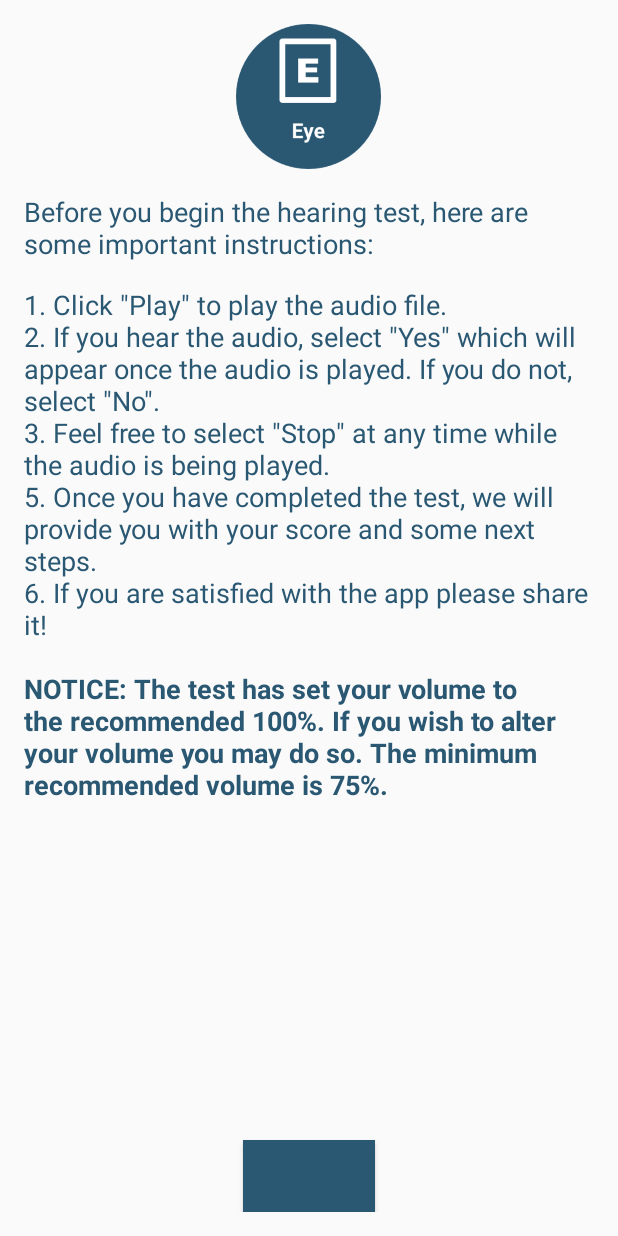
After one commit to nicksalt/AppDoc, an Android app: the EyeTestActivity screen opened directly, with no data from a screen before it, on a phone screen of 412 x 824 dp. The commit adds this screen. Run offline under Robolectric (Android 15) with nearby library versions, the phone set to English and light mode, and no system bars.

Commit message:
Finished Eye Test Logic
- Need to update UI for results
- Need to write diagnostic
- Need to set Timer Button
- Need to write instructions

```diff
--- a/app/build.gradle
+++ b/app/build.gradle
@@ -44,4 +44,5 @@ dependencies {
 
 
 
+
 apply plugin: 'com.google.gms.google-services'
--- a/app/src/main/AndroidManifest.xml
+++ b/app/src/main/AndroidManifest.xml
@@ -61,7 +61,8 @@
         <activity
             android:name=".HelpActivity"
             android:screenOrientation="portrait"
-            android:theme="@style/AppTheme"/>
+            android:theme="@style/AppTheme" />
+        <activity android:name=".EyeTestActivity"></activity>
     </application>
 
 </manifest>
--- /dev/null
+++ b/app/src/main/java/ca/nicksalt/appdoc/EyeTestActivity.java
@@ -0,0 +1,129 @@
+package ca.nicksalt.appdoc;
+
+import android.graphics.Paint;
+import android.support.v7.app.AppCompatActivity;
+import android.os.Bundle;
+import android.util.Log;
+import android.util.TypedValue;
+import android.view.View;
+import android.widget.Button;
+import android.widget.ImageView;
+import android.widget.LinearLayout;
+import android.widget.TextView;
+
+import java.util.Arrays;
+import java.util.Collections;
+import java.util.List;
+
+public class EyeTestActivity extends AppCompatActivity implements View.OnClickListener {
+
+    LinearLayout instructions, test, results;
+
+    Button startTest, left, right, up, down, optometrist, share;
+
+    TextView testE, resultsText;
+
+    ImageView resultsImage;
+
+    final float[] fontSizes = new float[]{14, 11.5f, 9.25f, 7.25f, 5.5f, 4};
+    List<String> possibleText = Arrays.asList("3", "E", "M", "W");
+
+    int level = -1;
+    int attempts;
+
+    boolean testingRightEye = true;
+
+    @Override
+    protected void onCreate(Bundle savedInstanceState) {
+        super.onCreate(savedInstanceState);
+        setContentView(R.layout.activity_eye_test);
+        // Set all layouts
+        instructions = findViewById(R.id.eye_test_instructions);
+        test = findViewById(R.id.eye_test_test);
+        results = findViewById(R.id.eye_test_results);
+
+        // Set Buttons and Listeners
+        startTest = findViewById(R.id.eye_test_start);
+        startTest.setOnClickListener(this);
+        left = findViewById(R.id.eye_test_left);
+        left.setOnClickListener(this);
+        right = findViewById(R.id.eye_test_right);
+        right.setOnClickListener(this);
+        up = findViewById(R.id.eye_test_up);
+        up.setOnClickListener(this);
+        down = findViewById(R.id.eye_test_down);
+        down.setOnClickListener(this);
+        optometrist = findViewById(R.id.eye_test_optometrist_button);
+        optometrist.setOnClickListener(this);
+        share = findViewById(R.id.eye_test_share_button);
+        share.setOnClickListener(this);
+
+        // Set text views
+        testE = findViewById(R.id.eye_test_E);
+        resultsText = findViewById(R.id.eye_test_diagnostic);
+
+        //Set Image view
+        //TODO: Set the image view in the results
+
+    }
+
+    private void runTest(){
+        Log.d("EyeTest", attempts+" attempts");
+        testE.setText(possibleText.get(attempts));
+    };
+
+    private void setNextLevel() {
+        attempts = 0;
+        if(++level > fontSizes.length-1 && testingRightEye){
+            Log.d("EyeTest", level+" level");
+            Collections.shuffle(possibleText);
+            testingRightEye = false;
+            level = 0;
+            testE.setTextSize(TypedValue.COMPLEX_UNIT_PT, fontSizes[0]);
+            //TODO: show dialog
+            runTest();
+        } else if (level <= fontSizes.length-1) {
+
+            Log.d("EyeTest", level+" level");
+            testE.setTextSize(TypedValue.COMPLEX_UNIT_PT, fontSizes[level]);
+            Collections.shuffle(possibleText);
+            runTest();
+        } else{
+            endTest();
+        }
+    }
+
+    private void endTest(){
+        if (testingRightEye) {
+            level = fontSizes.length;
+            setNextLevel();
+        } else {
+            Log.d("EyeTest", "ENDING");
+            test.setVisibility(View.GONE);
+            setResults();
+        }
+    }
+
+    private void setResults(){};
+    @Override
+    public void onClick(View view) {
+        if (view ==startTest){
+            instructions.setVisibility(View.GONE);
+            test.setVisibility(View.VISIBLE);
+            setNextLevel();
+        }
+
+        else if(view == up && testE.getText().toString().equals("W"))
+            setNextLevel();
+        else if (view == down && testE.getText().toString().equals("M"))
+            setNextLevel();
+        else if (view == left && testE.getText().toString().equals("3"))
+                setNextLevel();
+        else if (view == right && testE.getText().toString().equals("E"))
+            setNextLevel();
+        else if (++attempts == 3)
+            endTest();
+        else
+            runTest();
+    }
+}
--- a/app/src/main/java/ca/nicksalt/appdoc/HomeActivity.java
+++ b/app/src/main/java/ca/nicksalt/appdoc/HomeActivity.java
@@ -71,16 +71,19 @@ public class HomeActivity extends BaseNavDrawerActivity implements View.OnClickL
         //Button onClicks
         findViewById(R.id.colour_test).setOnClickListener(this);
         findViewById(R.id.hearing_button).setOnClickListener(this);
+        findViewById(R.id.eye_button).setOnClickListener(this);
 
     }
 
     @Override
     public void onClick(View view) {
         int id = view.getId();
-        if (id == R.id.colour_test){
+        if (id == R.id.colour_test) {
             startActivity(new Intent(HomeActivity.this, ColourTestActivity.class));
-        } else if (id == R.id.hearing_button){
+        } else if (id == R.id.hearing_button) {
             startActivity(new Intent(HomeActivity.this, HearingTestActivity.class));
+        } else if (id == R.id.eye_button) {
+            startActivity(new Intent(HomeActivity.this, EyeTestActivity.class));
         }
     }
 
--- /dev/null
+++ b/app/src/main/res/layout/activity_eye_test.xml
@@ -0,0 +1,262 @@
+<?xml version="1.0" encoding="utf-8"?>
+
+<LinearLayout
+    xmlns:android="http://schemas.android.com/apk/res/android"
+    xmlns:app="http://schemas.android.com/apk/res-auto"
+    xmlns:tools="http://schemas.android.com/tools"
+    android:layout_width="match_parent"
+    android:layout_height="match_parent"
+    android:orientation="vertical"
+    tools:context="ca.nicksalt.appdoc.EyeTestActivity">
+    <LinearLayout
+        android:layout_width="match_parent"
+        android:layout_height="match_parent"
+        android:orientation="vertical"
+        android:id="@+id/eye_test_instructions"
+        android:visibility="visible"
+        android:padding="16dp">
+
+        <RelativeLayout
+            android:layout_width="match_parent"
+            android:layout_height="0dp"
+            android:layout_weight="1">
+            <ImageView
+                android:layout_width="wrap_content"
+                android:layout_height="wrap_content"
+                android:layout_centerInParent="true"
+                android:src="@drawable/eye_bubble"
+                tools:ignore="ContentDescription" />
+        </RelativeLayout>
+        <LinearLayout
+            android:layout_width="match_parent"
+            android:layout_height="0dp"
+            android:orientation="vertical"
+            android:paddingTop="@dimen/activity_vertical_margin"
+            android:layout_weight="6">
+            <TextView
+                android:layout_width="wrap_content"
+                android:layout_height="wrap_content"
+                android:text="@string/hearing_test_instructions_title"
+                android:layout_marginBottom="@dimen/activity_vertical_margin"
+                android:textSize="18sp"/>
+            <ScrollView
+                android:layout_width="match_parent"
+                android:layout_height="wrap_content">
+                <TextView
+                    android:layout_width="wrap_content"
+                    android:layout_height="wrap_content"
+                    android:text="@string/hearing_Test_instructions"
+                    android:textSize="18sp"/>
+            </ScrollView>
+        </LinearLayout>
+        <RelativeLayout
+            android:layout_width="match_parent"
+            android:layout_height="0dp"
+            android:layout_weight="1"
+            android:layout_marginTop="@dimen/activity_vertical_margin">
+
+            <Button
+                android:id="@+id/eye_test_start"
+                android:layout_width="wrap_content"
+                android:layout_height="wrap_content"
+                android:layout_alignParentBottom="true"
+                android:layout_centerHorizontal="true"
+                android:textAllCaps="false"
+                android:textColor="@color/colorAccent"
+                android:background="@color/colorPrimaryDark"
+                android:textSize="16sp" />
+        </RelativeLayout>
+    </LinearLayout>
+
+    <LinearLayout
+        android:layout_width="match_parent"
+        android:layout_height="match_parent"
+        android:visibility="gone"
+        android:orientation="vertical"
+        android:id="@+id/eye_test_test">
+        <RelativeLayout
+            android:layout_width="match_parent"
+            android:layout_height="0dp"
+            android:layout_weight="1">
+
+            <Button
+                android:layout_width="50dp"
+                android:layout_height="wrap_content"
+                android:background="@color/colorPrimaryDark"
+                android:textColor="@color/colorAccent"
+                android:layout_centerHorizontal="true"
+                android:layout_alignParentBottom="true"
+                android:text=" &#x2191; "
+                android:textSize="30dp"
+                android:textStyle="bold"
+                android:id="@+id/eye_test_up"/>
+        </RelativeLayout>
+
+        <LinearLayout
+            android:layout_width="match_parent"
+            android:layout_height="0dp"
+            android:layout_weight="1"
+            android:orientation="horizontal">
+            <RelativeLayout
+                android:layout_height="match_parent"
+                android:layout_width="0dp"
+                android:layout_weight="1">
+            <Button
+                android:layout_width="50dp"
+                android:layout_height="wrap_content"
+                android:background="@color/colorPrimaryDark"
+                android:textColor="@color/colorAccent"
+                android:layout_centerInParent="true"
+                android:text=" &#x2190; "
+                android:textSize="30dp"
+                android:textStyle="bold"
+                android:id="@+id/eye_test_left" />
+            </RelativeLayout>
+
+            <TextView
+                android:layout_height="match_parent"
+                android:layout_width="0dp"
+                android:layout_weight="1"
+                android:gravity="center"
+                android:fontFamily="@font/petitinho"
+                android:layout_gravity="center"
+                android:layout_centerInParent="true"
+                android:id="@+id/eye_test_E"
+                android:textAllCaps="true" />
+
+            <RelativeLayout
+                android:layout_height="match_parent"
+                android:layout_width="0dp"
+                android:layout_weight="1">
+                <Button
+                    android:layout_width="50dp"
+                    android:layout_height="wrap_content"
+                    android:background="@color/colorPrimaryDark"
+                    android:textColor="@color/colorAccent"
+                    android:layout_centerInParent="true"
+                    android:text=" &#x2192; "
+                    android:textSize="30dp"
+                    android:textStyle="bold"
+                    android:id="@+id/eye_test_right" />
+            </RelativeLayout>
+
+        </LinearLayout>
+
+        <RelativeLayout
+            android:layout_width="match_parent"
+            android:layout_height="0dp"
+            android:layout_weight="1">
+
+            <Button
+                android:layout_width="50dp"
+                android:layout_height="wrap_content"
+                android:background="@color/colorPrimaryDark"
+                android:textColor="@color/colorAccent"
+                android:layout_centerHorizontal="true"
+                android:layout_alignParentTop="true"
+                android:text=" &#x2193; "
+                android:textSize="30dp"
+                android:textStyle="bold"
+                android:id="@+id/eye_test_down" />
+        </RelativeLayout>
+
+        </LinearLayout>
+
+    <LinearLayout
+        android:layout_width="match_parent"
+        android:layout_height="match_parent"
+        android:orientation="vertical"
+        android:id="@+id/eye_test_results"
+        android:visibility="gone"
+        android:padding="@dimen/activity_vertical_margin">
+
+        <RelativeLayout
+            android:layout_width="match_parent"
+            android:layout_height="0dp"
+            android:layout_weight="1">
+            <ImageView
+                android:layout_width="wrap_content"
+                android:layout_height="wrap_content"
+                android:layout_centerInParent="true"
+                android:src="@drawable/eye_bubble"
+                tools:ignore="ContentDescription" />
+        </RelativeLayout>
+
+        <LinearLayout
+            android:layout_width="match_parent"
+            android:layout_height="0dp"
+            android:orientation="vertical"
+            android:padding="16dp"
+            android:layout_weight="3">
+            <TextView
+                android:layout_width="match_parent"
+                android:layout_height="wrap_content"
+                android:textAlignment="center"
+                android:textColor="@color/colorPrimary"
+                android:textAllCaps="true"
+                android:textStyle="bold"
+                android:text="@string/colour_test_completed"
+                android:textSize="22sp"/>
+            <TextView
+                android:layout_width="match_parent"
+                android:layout_height="wrap_content"
+                android:textAlignment="center"
+                android:textStyle="bold"
+                android:layout_marginTop="@dimen/activity_vertical_margin"
+                android:id="@+id/eye_test_score"
+                android:layout_marginBottom="@dimen/activity_vertical_margin"
+                android:textSize="18sp"/>
+            <TextView
+                android:layout_width="match_parent"
+                android:layout_height="wrap_content"
+                android:id="@+id/eye_test_diagnostic"
+                android:layout_marginBottom="@dimen/activity_vertical_margin"
+                android:textSize="16sp"/>
+
+        </LinearLayout>
+
+        <RelativeLayout
+            android:layout_width="match_parent"
+            android:layout_height="0dp"
+            android:layout_weight="3">
+
+            <LinearLayout
+                android:layout_width="match_parent"
+                android:layout_height="wrap_content"
+                android:orientation="vertical"
+                android:layout_centerInParent="true">
+                <Button
+                    android:layout_width="match_parent"
+                    android:layout_height="wrap_content"
+                    android:drawableTop="@drawable/ic_eye_test_white"
+                    android:textColor="@color/colorAccent"
+                    android:id="@+id/eye_test_optometrist_button"
+                    android:textAllCaps="false"
+                    android:text="@string/find_an_optometrist"/>
+                <TextView
+                    android:layout_width="match_parent"
+                    android:layout_height="wrap_content"
+                    android:textAlignment="center"
+                    android:textColor="@color/colorPrimary"
+                    android:layout_marginTop="@dimen/activity_vertical_margin"
+                    android:text="@string/forget_share"/>
+                <Button
+                    android:layout_width="match_parent"
+                    android:layout_height="wrap_content"
+                    android:drawableTop="@drawable/ic_share_white"
+                    android:textAllCaps="false"
+                    android:textColor="@color/colorAccent"
+                    android:id="@+id/eye_test_share_button"
+                    android:text="@string/share"/>
+
+            </LinearLayout>
+        </RelativeLayout>
+    </LinearLayout>
+
+
+
+
+
+
+
+</LinearLayout>
--- a/app/src/main/res/layout/content_home.xml
+++ b/app/src/main/res/layout/content_home.xml
@@ -69,6 +69,7 @@
                     android:background="@android:color/transparent"
                     android:scaleType="centerInside"
                     android:src="@drawable/eye_bubble"
+                    android:id="@+id/eye_button"
                     tools:ignore="ContentDescription" />
 
             </RelativeLayout>
```
Also changed, not shown: app/src/main/res/font/petitinho.ttf (added).
